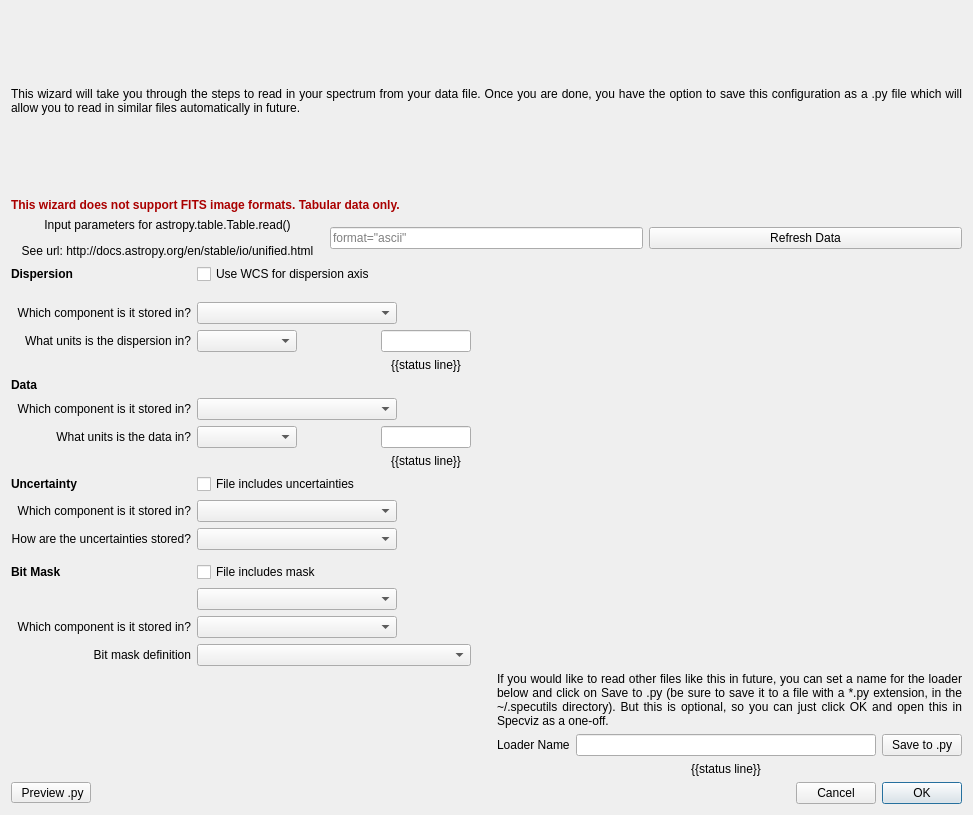
Before: the Qt Designer form specviz/plugins/loader_wizard/loader_wizard.ui in spacetelescope/specviz, drawn with Qt 5.
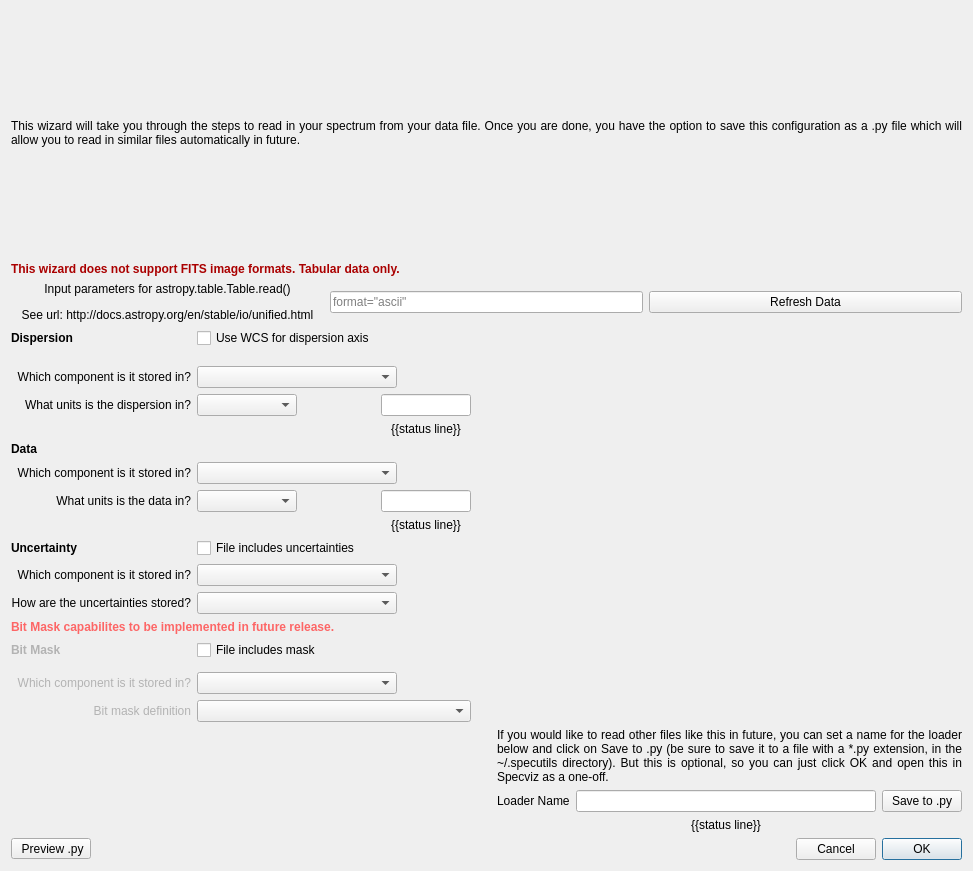
After: the same form once the commit is applied.

Commit message: fixed file loader directory bug, grayed out mask section of wizard

```diff
--- a/specviz/plugins/loader_wizard/loader_wizard.ui
+++ b/specviz/plugins/loader_wizard/loader_wizard.ui
@@ -7,7 +7,7 @@
     <x>0</x>
     <y>0</y>
     <width>973</width>
-    <height>815</height>
+    <height>871</height>
    </rect>
   </property>
   <property name="windowTitle">
@@ -193,7 +193,7 @@
        <item row="16" column="0">
         <widget class="QLabel" name="label_uncertainty_component">
          <property name="text">
-          <string>Which component is it stored in?</string>
+          <string>&lt;html&gt;&lt;head/&gt;&lt;body&gt;&lt;p&gt;&lt;span style=&quot; color:#b3b3b3;&quot;&gt;Which component is it stored in?&lt;/span&gt;&lt;/p&gt;&lt;/body&gt;&lt;/html&gt;</string>
          </property>
          <property name="alignment">
           <set>Qt::AlignRight|Qt::AlignTrailing|Qt::AlignVCenter</set>
@@ -304,25 +304,6 @@
          </property>
         </widget>
        </item>
-       <item row="15" column="1" colspan="2">
-        <widget class="QComboBox" name="combo_mask_dataset">
-         <property name="sizePolicy">
-          <sizepolicy hsizetype="Fixed" vsizetype="Fixed">
-           <horstretch>0</horstretch>
-           <verstretch>0</verstretch>
-          </sizepolicy>
-         </property>
-         <property name="minimumSize">
-          <size>
-           <width>200</width>
-           <height>0</height>
-          </size>
-         </property>
-         <property name="sizeAdjustPolicy">
-          <enum>QComboBox::AdjustToMinimumContentsLength</enum>
-         </property>
-        </widget>
-       </item>
        <item row="4" column="2">
         <widget class="QLineEdit" name="value_dispersion_units">
          <property name="sizePolicy">
@@ -468,7 +449,7 @@
           </font>
          </property>
          <property name="text">
-          <string>Bit mask definition</string>
+          <string>&lt;html&gt;&lt;head/&gt;&lt;body&gt;&lt;p&gt;&lt;span style=&quot; color:#b3b3b3;&quot;&gt;Bit mask definition&lt;/span&gt;&lt;/p&gt;&lt;/body&gt;&lt;/html&gt;</string>
          </property>
          <property name="alignment">
           <set>Qt::AlignRight|Qt::AlignTrailing|Qt::AlignVCenter</set>
@@ -497,7 +478,7 @@
           </font>
          </property>
          <property name="text">
-          <string>Bit Mask</string>
+          <string>&lt;html&gt;&lt;head/&gt;&lt;body&gt;&lt;p&gt;&lt;span style=&quot; color:#b3b3b3;&quot;&gt;Bit Mask&lt;/span&gt;&lt;/p&gt;&lt;/body&gt;&lt;/html&gt;</string>
          </property>
         </widget>
        </item>
@@ -571,6 +552,13 @@
          </property>
         </widget>
        </item>
+       <item row="13" column="0" colspan="2">
+        <widget class="QLabel" name="label_9">
+         <property name="text">
+          <string>&lt;html&gt;&lt;head/&gt;&lt;body&gt;&lt;p&gt;&lt;span style=&quot; font-weight:600; color:#fd6666;&quot;&gt;Bit Mask capabilites to be implemented in future release.&lt;/span&gt;&lt;/p&gt;&lt;/body&gt;&lt;/html&gt;</string>
+         </property>
+        </widget>
+       </item>
       </layout>
      </item>
     </layout>
```
The commit also changes 6 other files.
